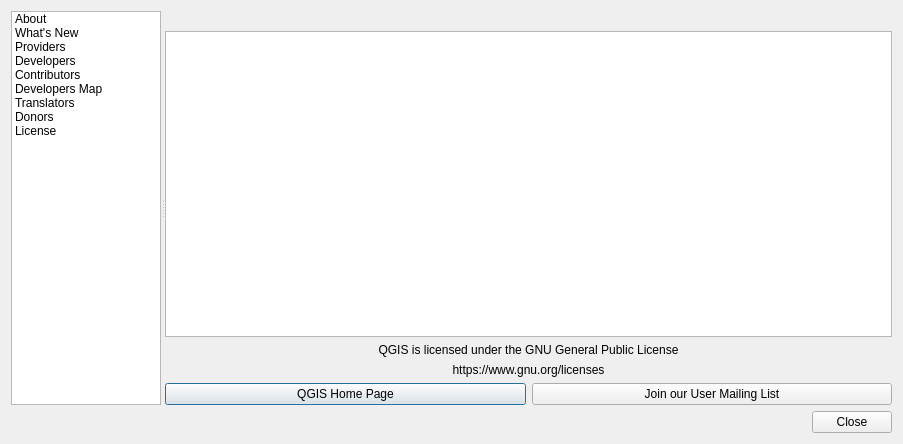
Before: the Qt Designer form src/ui/qgsabout.ui in xiaobing318/QGIS, drawn with Qt 5.
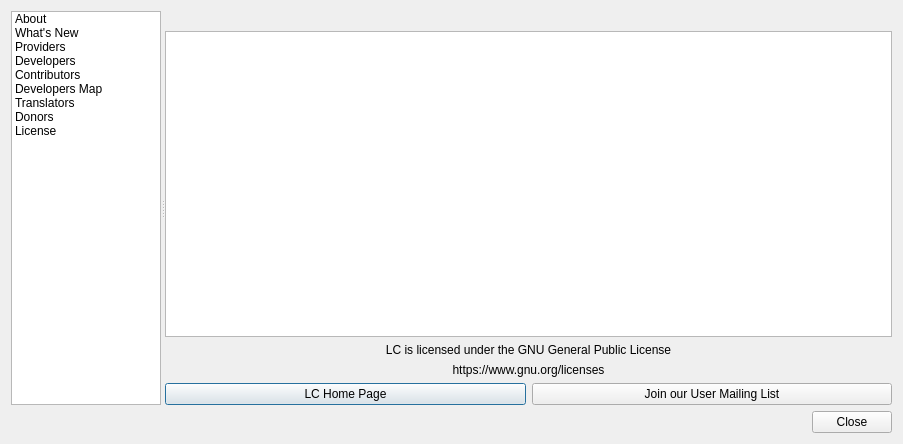
After: the same form once the commit is applied. Icons and pictures are not drawn. Custom widgets are drawn as their Qt base class.

```diff
--- a/src/ui/qgsabout.ui
+++ b/src/ui/qgsabout.ui
@@ -225,7 +225,7 @@
            <item>
             <widget class="QLabel" name="label_3">
              <property name="text">
-              <string>QGIS is licensed under the GNU General Public License</string>
+              <string>LC is licensed under the GNU General Public License</string>
              </property>
              <property name="alignment">
               <set>Qt::AlignCenter</set>
@@ -247,7 +247,7 @@
              <item>
               <widget class="QPushButton" name="btnQgisHome">
                <property name="text">
-                <string>QGIS Home Page</string>
+                <string>LC Home Page</string>
                </property>
                <property name="flat">
                 <bool>false</bool>
```
Left out of the diff: 2 changed lines with no effect on the pictures.
